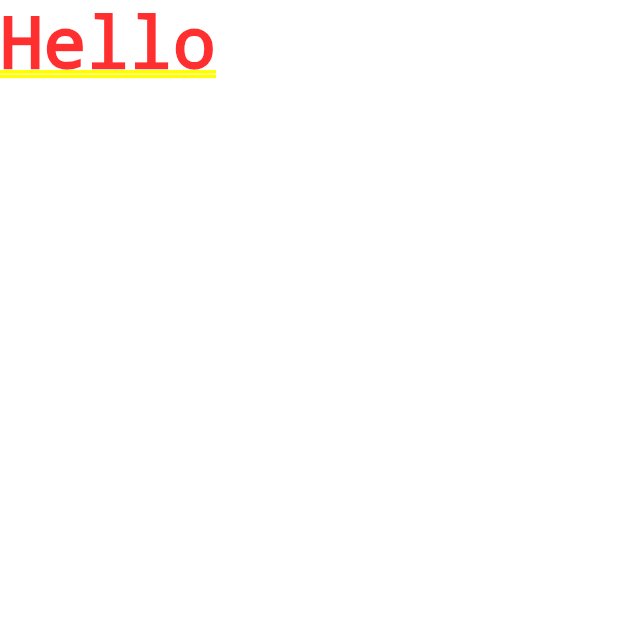
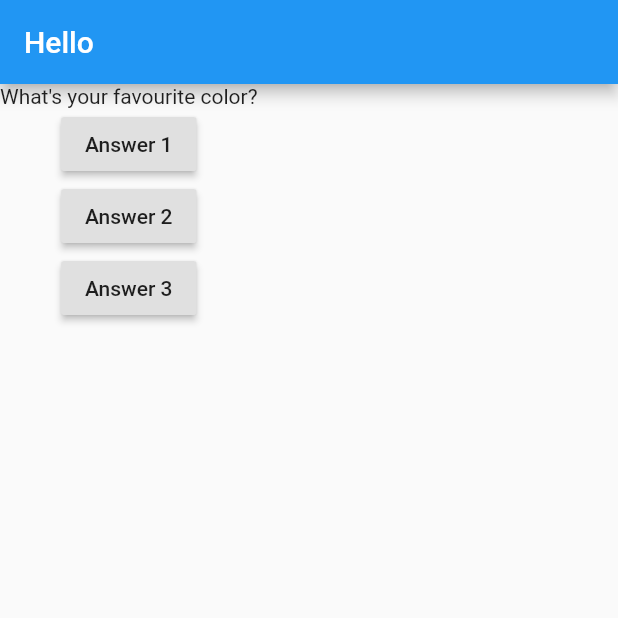
Before and after one commit to baxri/flutter_app, a Flutter app: the screen it shows after launch, on a phone screen of 412 x 824 dp, the top half of it. Run offline on Flutter 3.47's test engine with Material 2 defaults, Android fonts, the phone set to English and light mode, and no system bars.

Commit message:
Create multimle buttons and onPress events

```diff
--- a/lib/main.dart
+++ b/lib/main.dart
@@ -5,8 +5,39 @@ void main() {
 }
 
 class MyApp extends StatelessWidget {
+  void answerQuestion(String answer) {
+    print(answer);
+  }
+
   @override
   Widget build(BuildContext context) {
-    return MaterialApp(home: Text('Hello'));
+    List<String> question = [
+      'What\'s your favourite color?',
+      'What\'s your favourite animal?',
+    ];
+
+    return MaterialApp(
+        home: Scaffold(
+      appBar: AppBar(
+        title: Text('Hello'),
+      ),
+      body: Column(
+        children: <Widget>[
+          Text(question.elementAt(0)),
+          RaisedButton(
+            child: Text('Answer 1'),
+            onPressed: () => answerQuestion('one'),
+          ),
+          RaisedButton(
+            child: Text('Answer 2'),
+            onPressed: () => answerQuestion('two'),
+          ),
+          RaisedButton(
+            child: Text('Answer 3'),
+            onPressed: () => answerQuestion('tree'),
+          )
+        ],
+      ),
+    ));
   }
 }
```
